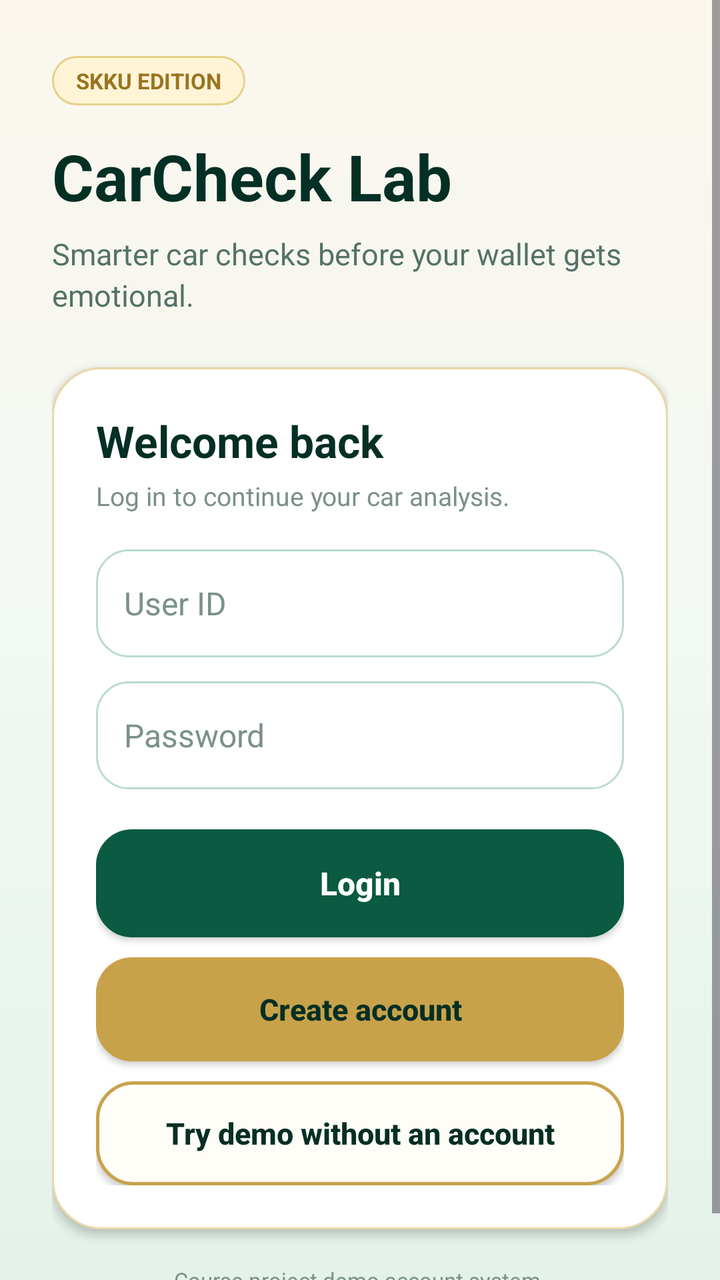
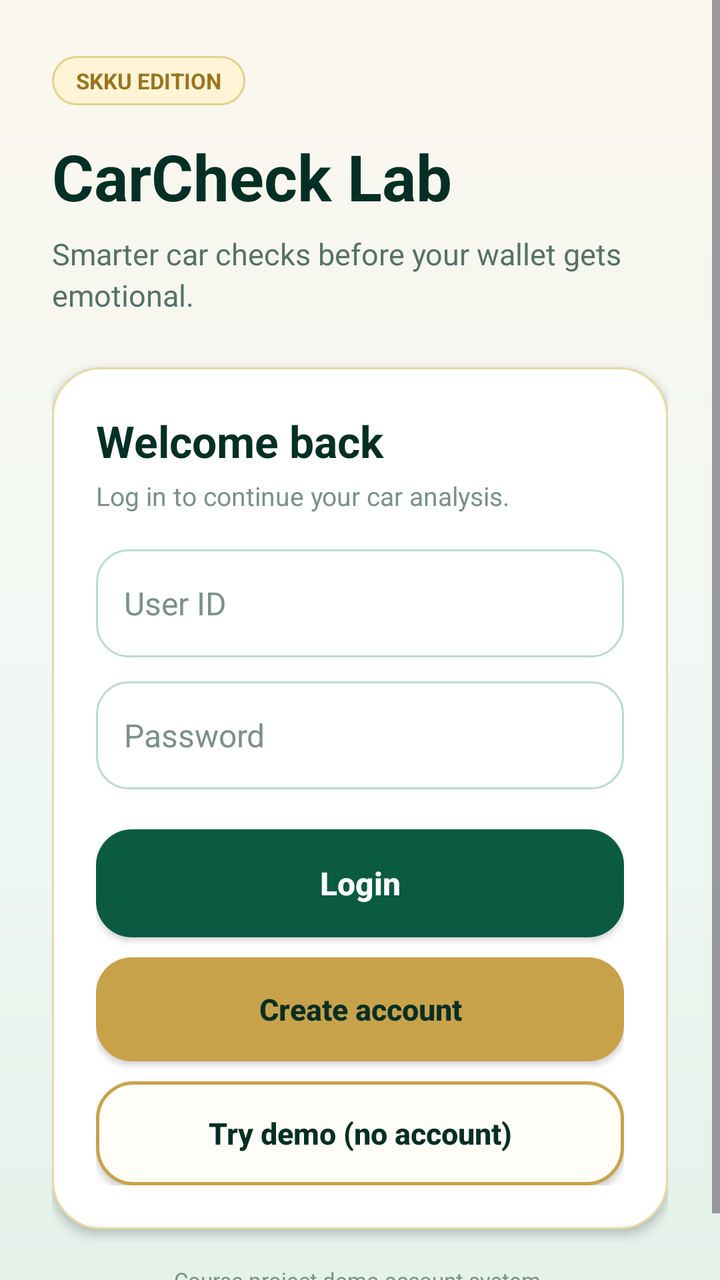

An Android layout rendered at two revisions. The XML below is the earlier revision; the diff shows what the commit changed to produce the second picture.
<!-- AndroidManifest.xml: application theme Theme.Personal_Project -->
<!-- res/layout/activity_login.xml -->
<?xml version="1.0" encoding="utf-8"?>

<ScrollView xmlns:android="http://schemas.android.com/apk/res/android"
    android:id="@+id/scrollLogin"
    android:layout_width="match_parent"
    android:layout_height="match_parent"
    android:background="@drawable/bg_skk_login">

    <LinearLayout
        android:id="@+id/layoutLoginRoot"
        android:layout_width="match_parent"
        android:layout_height="wrap_content"
        android:orientation="vertical"
        android:paddingStart="26dp"
        android:paddingTop="28dp"
        android:paddingEnd="26dp"
        android:paddingBottom="28dp">

        <TextView
            android:id="@+id/textBrandChip"
            android:layout_width="wrap_content"
            android:layout_height="wrap_content"
            android:background="@drawable/chip_skk_gold"
            android:paddingStart="12dp"
            android:paddingTop="5dp"
            android:paddingEnd="12dp"
            android:paddingBottom="5dp"
            android:text="SKKU EDITION"
            android:textColor="@color/skku_gold_700"
            android:textSize="11sp"
            android:textStyle="bold" />

        <TextView
            android:id="@+id/textLoginTitle"
            android:layout_width="match_parent"
            android:layout_height="wrap_content"
            android:layout_marginTop="14dp"
            android:text="CarCheck Lab"
            android:textColor="@color/skku_green_950"
            android:textSize="32sp"
            android:textStyle="bold" />

        <TextView
            android:id="@+id/textLoginSubtitle"
            android:layout_width="match_parent"
            android:layout_height="wrap_content"
            android:layout_marginTop="7dp"
            android:text="Smarter car checks before your wallet gets emotional."
            android:textColor="@color/text_secondary"
            android:textSize="15sp"
            android:lineSpacingExtra="3dp" />

        <LinearLayout
            android:id="@+id/layoutLoginCard"
            android:layout_width="match_parent"
            android:layout_height="wrap_content"
            android:layout_marginTop="26dp"
            android:background="@drawable/card_skk_white"
            android:elevation="3dp"
            android:orientation="vertical"
            android:padding="22dp">

            <TextView
                android:id="@+id/textLoginCardTitle"
                android:layout_width="match_parent"
                android:layout_height="wrap_content"
                android:text="Welcome back"
                android:textColor="@color/skku_green_950"
                android:textSize="22sp"
                android:textStyle="bold" />

            <TextView
                android:id="@+id/textLoginCardSubtitle"
                android:layout_width="match_parent"
                android:layout_height="wrap_content"
                android:layout_marginTop="4dp"
                android:text="Log in to continue your car analysis."
                android:textColor="@color/text_muted"
                android:textSize="13sp" />

            <EditText
                android:id="@+id/editUserId"
                android:layout_width="match_parent"
                android:layout_height="54dp"
                android:layout_marginTop="18dp"
                android:background="@drawable/input_skk"
                android:hint="User ID"
                android:importantForAutofill="no"
                android:inputType="text"
                android:saveEnabled="false"
                android:textColor="@color/text_primary"
                android:textColorHint="@color/text_muted"
                android:textSize="16sp" />

            <EditText
                android:id="@+id/editPassword"
                android:layout_width="match_parent"
                android:layout_height="54dp"
                android:layout_marginTop="12dp"
                android:background="@drawable/input_skk"
                android:hint="Password"
                android:importantForAutofill="no"
                android:inputType="textPassword"
                android:saveEnabled="false"
                android:textColor="@color/text_primary"
                android:textColorHint="@color/text_muted"
                android:textSize="16sp" />

            <Button
                android:id="@+id/buttonLogin"
                android:layout_width="match_parent"
                android:layout_height="54dp"
                android:layout_marginTop="20dp"
                android:background="@drawable/button_skk_green"
                android:backgroundTint="@null"
                android:text="Login"
                android:textAllCaps="false"
                android:textColor="@color/white"
                android:textSize="16sp"
                android:textStyle="bold" />

            <Button
                android:id="@+id/buttonRegister"
                android:layout_width="match_parent"
                android:layout_height="52dp"
                android:layout_marginTop="10dp"
                android:background="@drawable/button_skk_gold"
                android:backgroundTint="@null"
                android:text="Create account"
                android:textAllCaps="false"
                android:textColor="@color/skku_green_950"
                android:textSize="15sp"
                android:textStyle="bold" />

            <Button
                android:id="@+id/buttonDemo"
                android:layout_width="match_parent"
                android:layout_height="52dp"
                android:layout_marginTop="10dp"
                android:background="@drawable/button_skk_outline"
                android:backgroundTint="@null"
                android:text="Try demo without an account"
                android:textAllCaps="false"
                android:textColor="@color/skku_green_950"
                android:textSize="15sp"
                android:textStyle="bold" />

            <ProgressBar
                android:id="@+id/progressLogin"
                style="?android:attr/progressBarStyle"
                android:layout_width="36dp"
                android:layout_height="36dp"
                android:layout_gravity="center_horizontal"
                android:layout_marginTop="16dp"
                android:visibility="gone" />

            <TextView
                android:id="@+id/textLoginStatus"
                android:layout_width="match_parent"
                android:layout_height="wrap_content"
                android:layout_marginTop="14dp"
                android:background="@drawable/card_skk_soft"
                android:padding="12dp"
                android:text=""
                android:textColor="@color/text_secondary"
                android:textSize="12sp"
                android:visibility="gone"
                android:lineSpacingExtra="3dp" />

        </LinearLayout>

        <TextView
            android:id="@+id/textLoginFooter"
            android:layout_width="match_parent"
            android:layout_height="wrap_content"
            android:layout_marginTop="18dp"
            android:text="Course project demo account system."
            android:textColor="@color/text_muted"
            android:textSize="11sp"
            android:gravity="center" />

    </LinearLayout>
</ScrollView>
<!-- resources referenced by this layout -->
<resources>
  <color name="skku_gold_700">#9A741F</color>
  <color name="skku_green_950">#042F24</color>
  <color name="text_muted">#7B9188</color>
  <color name="text_primary">#123127</color>
  <color name="text_secondary">#557267</color>
  <color name="white">#FFFFFF</color>
  <!-- drawable bg_skk_login (drawable) -->
  <?xml version="1.0" encoding="utf-8"?>
  
  <shape xmlns:android="http://schemas.android.com/apk/res/android">
      <gradient
          android:startColor="#FBF7ED"
          android:centerColor="#F2F8F4"
          android:endColor="#E4F2EA"
          android:angle="270" />
  </shape>
  <!-- drawable button_skk_green (drawable) -->
  <?xml version="1.0" encoding="utf-8"?>
  
  <selector xmlns:android="http://schemas.android.com/apk/res/android">
  
      <item android:state_pressed="true">
          <shape>
              <solid android:color="@color/skku_green_950" />
              <corners android:radius="18dp" />
          </shape>
      </item>
  
      <item android:state_enabled="false">
          <shape>
              <solid android:color="@color/skku_green_200" />
              <corners android:radius="18dp" />
          </shape>
      </item>
  
      <item>
          <shape>
              <solid android:color="@color/skku_green_800" />
              <corners android:radius="18dp" />
          </shape>
      </item>
  
  </selector>
  <!-- drawable button_skk_outline (drawable) -->
  <?xml version="1.0" encoding="utf-8"?>
  
  <selector xmlns:android="http://schemas.android.com/apk/res/android">
  
      <item android:state_pressed="true">
          <shape>
              <solid android:color="@color/skku_gold_100" />
              <stroke
                  android:width="1.5dp"
                  android:color="@color/skku_gold_600" />
              <corners android:radius="18dp" />
          </shape>
      </item>
  
      <item>
          <shape>
              <solid android:color="#FFFDF7" />
              <stroke
                  android:width="1.5dp"
                  android:color="@color/skku_gold_500" />
              <corners android:radius="18dp" />
          </shape>
      </item>
  
  </selector>
  <!-- drawable card_skk_soft (drawable) -->
  <?xml version="1.0" encoding="utf-8"?>
  
  <shape xmlns:android="http://schemas.android.com/apk/res/android">
      <solid android:color="#F8FCF9" />
      <stroke
          android:width="1dp"
          android:color="@color/skku_line" />
      <corners android:radius="20dp" />
  </shape>
  <!-- drawable card_skk_white (drawable) -->
  <?xml version="1.0" encoding="utf-8"?>
  
  <shape xmlns:android="http://schemas.android.com/apk/res/android">
      <solid android:color="@color/skku_card" />
      <stroke
          android:width="1dp"
          android:color="@color/skku_line_gold" />
      <corners android:radius="24dp" />
  </shape>
  <!-- drawable chip_skk_gold (drawable) -->
  <?xml version="1.0" encoding="utf-8"?>
  
  <shape xmlns:android="http://schemas.android.com/apk/res/android">
      <solid android:color="@color/skku_gold_100" />
      <stroke
          android:width="1dp"
          android:color="@color/skku_gold_300" />
      <corners android:radius="999dp" />
  </shape>
  <style name="Theme.Personal_Project" parent="Base.Theme.Personal_Project" />
  <color name="skku_gold_100">#FFF4D6</color>
  <color name="skku_gold_300">#E6D18A</color>
  <color name="skku_gold_500">#C8A24A</color>
  <color name="skku_green_200">#B9DCCB</color>
  <color name="skku_green_800">#0B5A42</color>
  <color name="skku_gold_600">#B78A29</color>
  <color name="skku_line">#D9E7DE</color>
  <color name="skku_card">#FFFFFF</color>
  <color name="skku_line_gold">#E8D9A7</color>
  <color name="skku_green_100">#E4F2EA</color>
  <color name="skku_gold_900">#5F4310</color>
  <color name="skku_ivory">#FBF7ED</color>
  <!-- unchanged entries left out for length: 3 -->
</resources>

<!-- the commit's change to res/layout/activity_login.xml (unified diff, before → after) -->
@@ -139,7 +139,7 @@
                 android:layout_marginTop="10dp"
                 android:background="@drawable/button_skk_outline"
                 android:backgroundTint="@null"
-                android:text="Try demo without an account"
+                android:text="Try demo (no account)"
                 android:textAllCaps="false"
                 android:textColor="@color/skku_green_950"
                 android:textSize="15sp"
